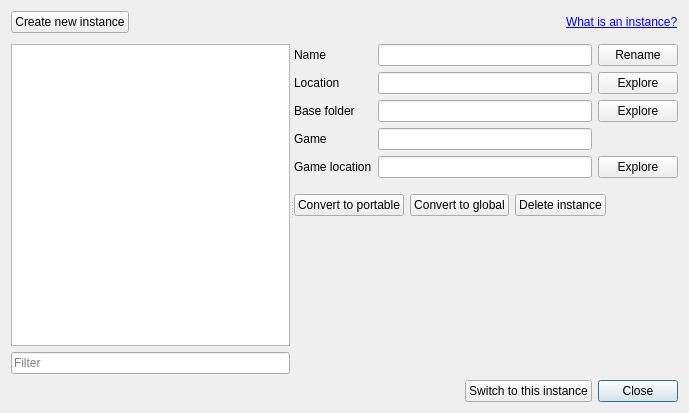
Qt form modorganizer/src/instancemanagerdialog.ui (Holt59/mo2-merge) before a commit.
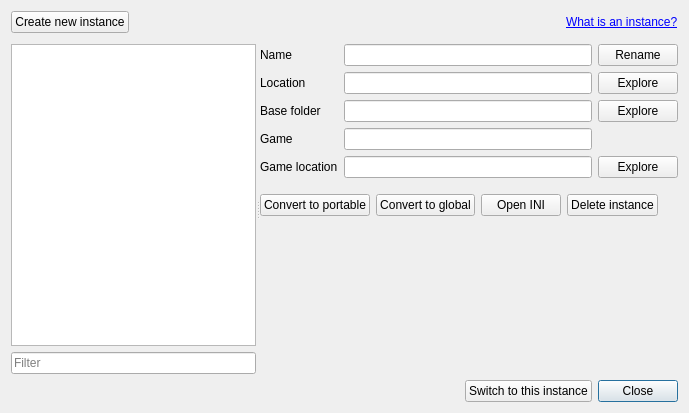
The same form after that commit. Icons and pictures are not drawn. Custom widgets are drawn as their Qt base class.

Commit message: [modorganizer] open ini button update when renaming instance update and select when creating instance

```diff
--- a/modorganizer/src/instancemanagerdialog.ui
+++ b/modorganizer/src/instancemanagerdialog.ui
@@ -308,6 +308,13 @@
                  </property>
                 </widget>
                </item>
+               <item>
+                <widget class="QPushButton" name="openINI">
+                 <property name="text">
+                  <string>Open INI</string>
+                 </property>
+                </widget>
+               </item>
                <item>
                 <widget class="QPushButton" name="deleteInstance">
                  <property name="text">
```
Left out of the diff: 12 changed lines with no effect on the pictures. The commit also changes 4 other files.
